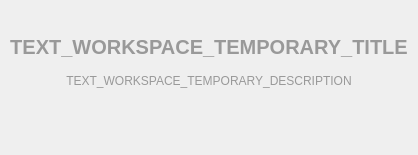
Old version of the form parsec/core/gui/forms/temporary_workspace_widget.ui in the repository Scille/parsec-cloud.
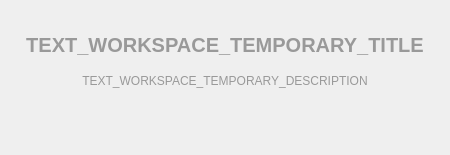
New version of the form.

Commit message: [GUI] Fixed temporary workspace display

The edit to the form file:
```diff
--- a/parsec/core/gui/forms/temporary_workspace_widget.ui
+++ b/parsec/core/gui/forms/temporary_workspace_widget.ui
@@ -6,7 +6,7 @@
    <rect>
     <x>0</x>
     <y>0</y>
-    <width>292</width>
+    <width>450</width>
     <height>155</height>
    </rect>
   </property>
@@ -49,6 +49,18 @@
    </item>
    <item>
     <widget class="QLabel" name="label_temporary">
+     <property name="sizePolicy">
+      <sizepolicy hsizetype="Preferred" vsizetype="Preferred">
+       <horstretch>0</horstretch>
+       <verstretch>0</verstretch>
+      </sizepolicy>
+     </property>
+     <property name="minimumSize">
+      <size>
+       <width>0</width>
+       <height>20</height>
+      </size>
+     </property>
      <property name="font">
       <font>
        <pointsize>15</pointsize>
@@ -66,6 +78,12 @@
    </item>
    <item>
     <widget class="QLabel" name="label_description">
+     <property name="minimumSize">
+      <size>
+       <width>0</width>
+       <height>18</height>
+      </size>
+     </property>
      <property name="text">
       <string>TEXT_WORKSPACE_TEMPORARY_DESCRIPTION</string>
      </property>
```
The commit also changes 1 other file.
